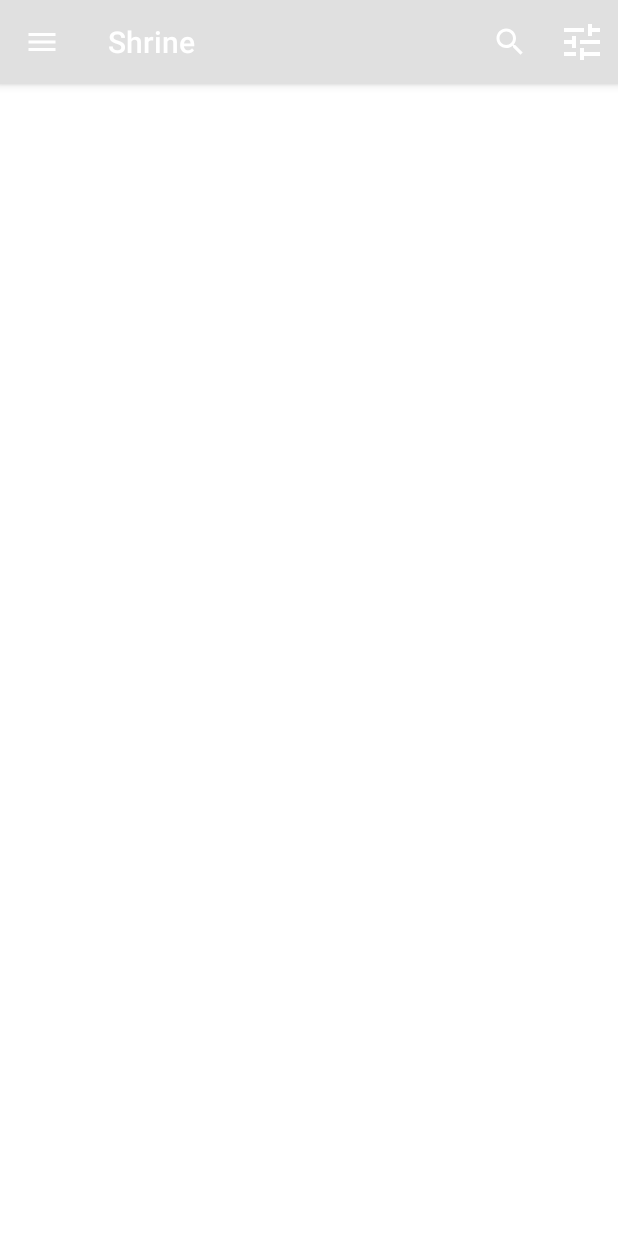
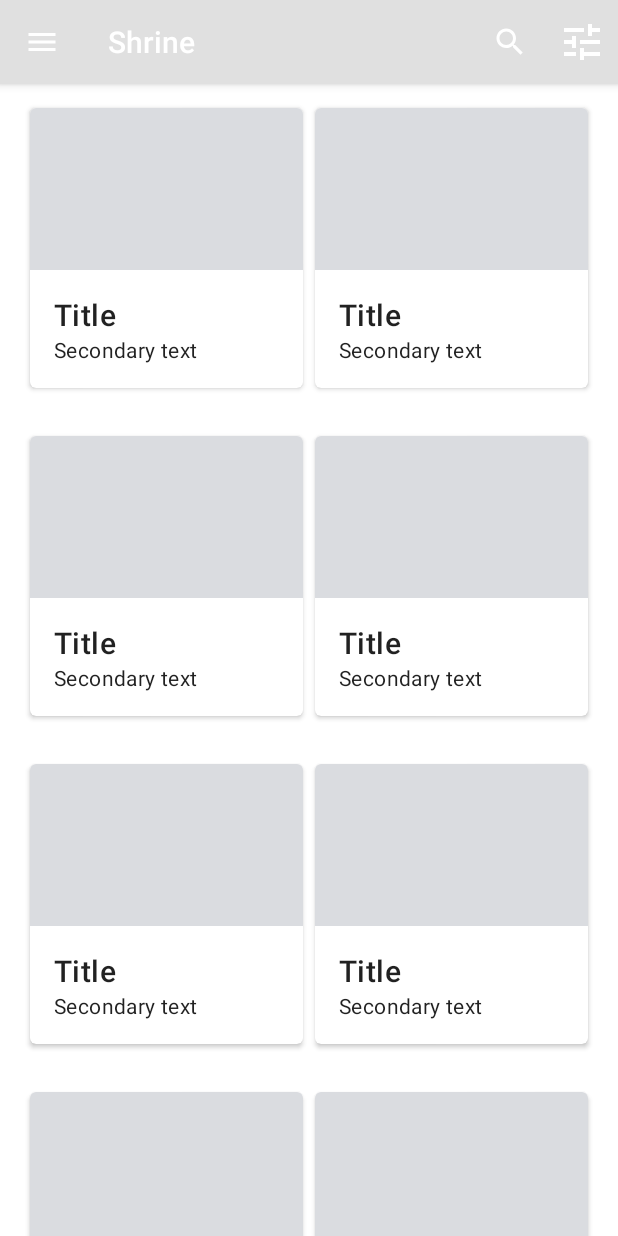
Before and after one commit to Koongh/week_13_if570_lab, an Android app: the fragment ProductGridFragment placed in its activity, on a phone screen of 412 x 824 dp. Run offline under Robolectric (Android 15) with nearby library versions, the phone set to English and light mode, and no system bars; our stand-ins replace Volley.

Commit message:
Checkpoint 5

```diff
--- a/shrine/app/src/main/java/com/google/codelabs/mdc/kotlin/shrine/ProductCardViewHolder.kt
+++ b/shrine/app/src/main/java/com/google/codelabs/mdc/kotlin/shrine/ProductCardViewHolder.kt
@@ -1,7 +1,5 @@
 package com.google.codelabs.mdc.kotlin.shrine
-
 import android.view.View
 import androidx.recyclerview.widget.RecyclerView
-
-class ProductCardViewHolder(itemView: View) //TODO: Find and store views from itemView
-    : RecyclerView.ViewHolder(itemView)
+class ProductCardViewHolder(itemView: View) //TODO: Find and store views fromitemView:
+    :RecyclerView.ViewHolder(itemView)
--- a/shrine/app/src/main/java/com/google/codelabs/mdc/kotlin/shrine/ProductGridFragment.kt
+++ b/shrine/app/src/main/java/com/google/codelabs/mdc/kotlin/shrine/ProductGridFragment.kt
@@ -4,6 +4,9 @@ import android.os.Bundle
 import android.view.*
 import androidx.appcompat.app.AppCompatActivity
 import androidx.fragment.app.Fragment
+import androidx.recyclerview.widget.GridLayoutManager
+import androidx.recyclerview.widget.RecyclerView
+import com.google.codelabs.mdc.kotlin.shrine.network.ProductEntry
 import kotlinx.android.synthetic.main.shr_product_grid_fragment.view.*
 
 class ProductGridFragment : Fragment() {
@@ -26,8 +29,33 @@ override fun onCreate(savedInstanceState: Bundle?) {
             false)
         // Set up the toolbar.
         (activity as AppCompatActivity).setSupportActionBar(view.app_bar)
+        // Set up the RecyclerView
+        view.recycler_view.setHasFixedSize(true)
+        view.recycler_view.layoutManager = GridLayoutManager(context, 2,
+            RecyclerView.VERTICAL, false)
+        val adapter = ProductCardRecyclerViewAdapter(
+            ProductEntry.initProductEntryList(resources))
+        view.recycler_view.adapter = adapter
+        val largePadding =
+            resources.getDimensionPixelSize(R.dimen.shr_product_grid_spacing)
+        val smallPadding =
+            resources.getDimensionPixelSize(R.dimen.shr_product_grid_spacing_small)
+
+        view.recycler_view.addItemDecoration(ProductGridItemDecoration(largePadding,
+            smallPadding))
         return view;
     }
+
+//    override fun onCreateView(
+//    inflater: LayoutInflater, container: ViewGroup?, savedInstanceState:
+//    Bundle?): View? {
+//    // Inflate the layout for this fragment with the ProductGrid theme
+//    val view = inflater.inflate(R.layout.shr_product_grid_fragment, container,
+//        false)
+//    // Set up the toolbar.
+//    (activity as AppCompatActivity).setSupportActionBar(view.app_bar)
+//    return view;
+//}
 
     override fun onCreateOptionsMenu(menu: Menu, menuInflater: MenuInflater) {
         menuInflater.inflate(R.menu.shr_toolbar_menu, menu)
--- a/shrine/app/src/main/res/layout/shr_product_card.xml
+++ b/shrine/app/src/main/res/layout/shr_product_card.xml
@@ -1,5 +1,6 @@
 <?xml version="1.0" encoding="utf-8"?>
-<android.support.design.card.MaterialCardView xmlns:android="http://schemas.android.com/apk/res/android"
+<com.google.android.material.card.MaterialCardView
+    xmlns:android="http://schemas.android.com/apk/res/android"
     xmlns:app="http://schemas.android.com/apk/res-auto"
     android:layout_width="match_parent"
     android:layout_height="wrap_content"
@@ -40,4 +41,4 @@
                 android:textAppearance="?attr/textAppearanceBody2" />
         </LinearLayout>
     </LinearLayout>
-</android.support.design.card.MaterialCardView>
+</com.google.android.material.card.MaterialCardView>
--- a/shrine/app/src/main/res/layout/shr_product_grid_fragment.xml
+++ b/shrine/app/src/main/res/layout/shr_product_grid_fragment.xml
@@ -6,30 +6,32 @@
     android:layout_height="match_parent"
     tools:context=".ProductGridFragment">
 
-<!--    <LinearLayout-->
-<!--        android:layout_width="match_parent"-->
-<!--        android:layout_height="wrap_content"-->
-<!--        android:orientation="vertical">-->
-
-<!--        <TextView-->
-<!--            android:layout_width="wrap_content"-->
-<!--            android:layout_height="wrap_content"-->
-<!--            android:layout_gravity="center"-->
-<!--            android:text="You did it!"-->
-<!--            android:textAllCaps="true"-->
-<!--            android:textSize="16sp" />-->
-
-<!--    </LinearLayout>-->
-
     <com.google.android.material.appbar.AppBarLayout
         android:layout_width="match_parent"
         android:layout_height="wrap_content">
+
         <androidx.appcompat.widget.Toolbar
             android:id="@+id/app_bar"
             style="@style/Widget.Shrine.Toolbar"
             android:layout_width="match_parent"
             android:layout_height="?attr/actionBarSize"
-            app:title="@string/shr_app_name"
-            app:navigationIcon="@drawable/shr_menu"/>
+            app:navigationIcon="@drawable/shr_menu"
+            app:title="@string/shr_app_name" />
     </com.google.android.material.appbar.AppBarLayout>
+
+    <androidx.core.widget.NestedScrollView
+        android:layout_width="match_parent"
+        android:layout_height="match_parent"
+        android:layout_marginTop="56dp"
+        android:background="@color/productGridBackgroundColor"
+        android:paddingStart="@dimen/shr_product_grid_spacing"
+        android:paddingEnd="@dimen/shr_product_grid_spacing"
+        app:layout_behavior="@string/appbar_scrolling_view_behavior">
+
+        <androidx.recyclerview.widget.RecyclerView
+            android:id="@+id/recycler_view"
+            android:layout_width="match_parent"
+            android:layout_height="match_parent" />
+
+    </androidx.core.widget.NestedScrollView>
 </FrameLayout>
```
Also changed, not shown: shrine/app/src/main/java/com/google/codelabs/mdc/kotlin/shrine/ProductCardRecyclerViewAdapter.kt (+9 -10 lines). Lines whose indentation alone changed are shown as unchanged.
